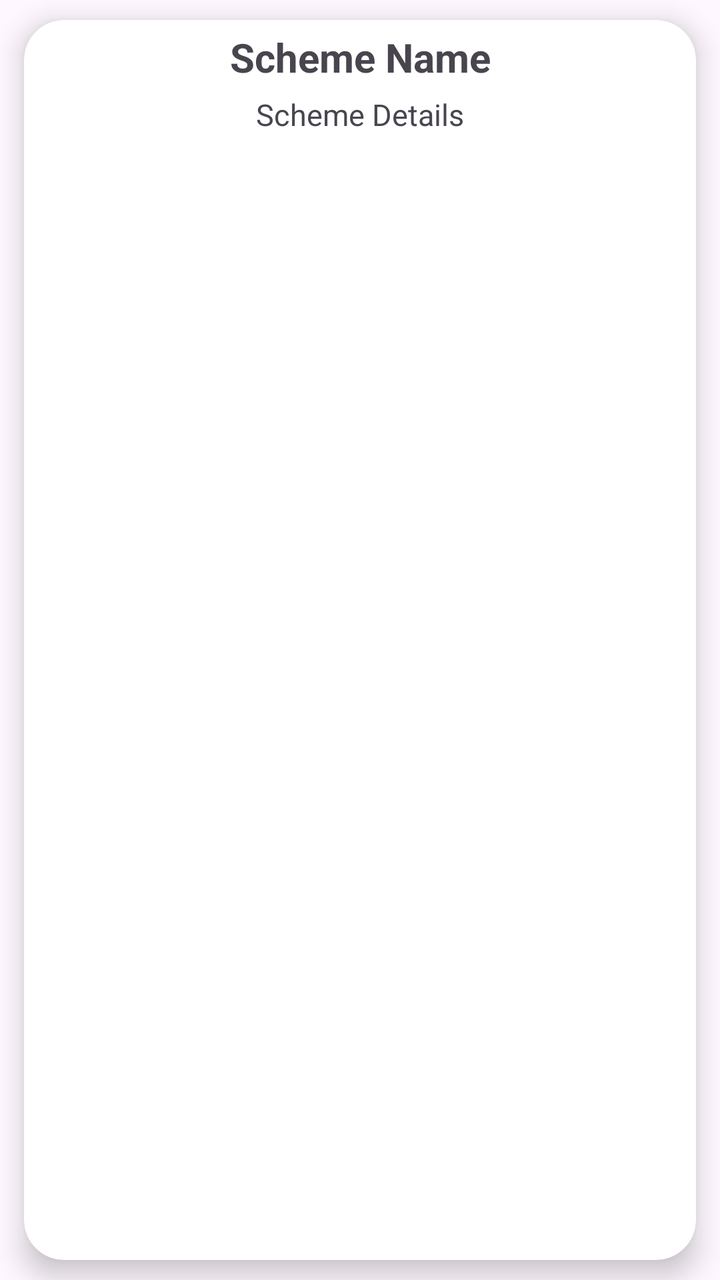
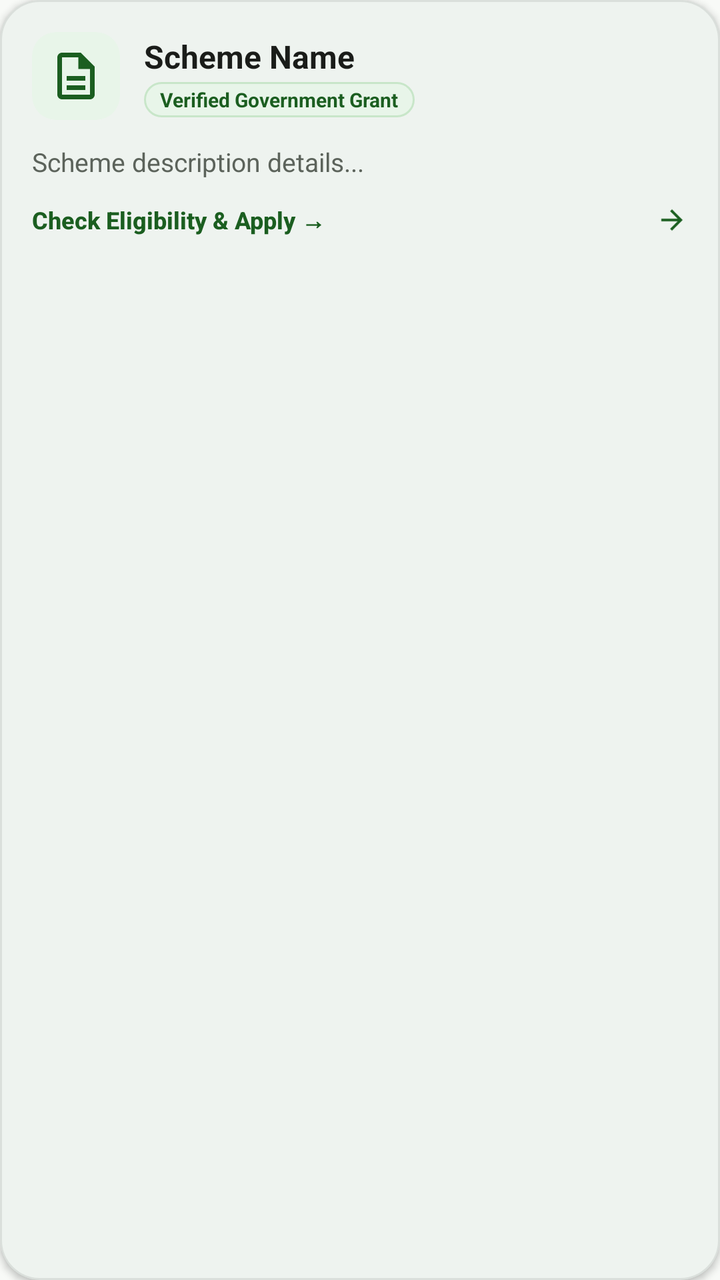

The first picture is an Android layout as it rendered before a commit; the second is the same layout after the commit. The layout source and the unified diff follow.
<!-- AndroidManifest.xml: application theme Theme.AGRICONNECT -->
<!-- res/layout/government_schemes_layout.xml -->
<?xml version="1.0" encoding="utf-8"?>
<RelativeLayout
    xmlns:tools="http://schemas.android.com/tools"
    xmlns:android="http://schemas.android.com/apk/res/android"
    xmlns:app="http://schemas.android.com/apk/res-auto"
    android:layout_height="wrap_content"
    android:layout_width="match_parent"
    >
    <androidx.cardview.widget.CardView
        android:layout_marginStart="12dp"
        android:layout_marginEnd="12dp"
        android:layout_marginVertical="10dp"
        android:layout_marginHorizontal="10dp"
        app:cardCornerRadius="20dp"
        app:cardElevation="8dp"
        android:layout_width="match_parent"
        android:layout_height="match_parent">























<LinearLayout
        android:layout_width="match_parent"
        android:layout_height="wrap_content"
        android:orientation="vertical">
        <TextView
            android:id="@+id/textviewgovernmentscheme"
            android:layout_width="match_parent"
            android:layout_height="wrap_content"
            android:text="Scheme Name"
            android:textStyle="bold"
            android:textAlignment="center"
            android:textSize="20dp"
            android:paddingTop="5dp"
            android:paddingLeft="5dp"
            android:paddingRight="5dp"/>

        <TextView
            android:id="@+id/textviewgovernmentschemeDescription"
            android:layout_width="match_parent"
            android:layout_height="wrap_content"
            android:text="Scheme Details"
            android:paddingTop="5dp"
            android:paddingRight="5dp"
            android:textAlignment="center"
            android:textSize="15dp"
            android:paddingLeft="5dp"
            android:layout_gravity="bottom"
            android:textAppearance="?android:attr/textAppearanceSmall" />
    </LinearLayout>


    </androidx.cardview.widget.CardView>
</RelativeLayout>
<!-- resources referenced by this layout -->
<resources>
  <style name="Theme.AGRICONNECT" parent="Base.Theme.AGRICONNECT" />
  <style name="Base.Theme.AGRICONNECT" parent="Theme.Material3.DayNight.NoActionBar">
          
           <item name="colorPrimary">#0CCEE7</item>
           <item name="colorPrimaryVariant">#0CCEE7</item>
           <item name="android:statusBarColor">#0CCEE7</item>
      </style>
</resources>

<!-- the commit's change to res/layout/government_schemes_layout.xml (unified diff, before → after) -->
@@ -1,73 +1,114 @@
 <?xml version="1.0" encoding="utf-8"?>
-<RelativeLayout
+<com.google.android.material.card.MaterialCardView xmlns:android="http://schemas.android.com/apk/res/android"
+    xmlns:app="http://schemas.android.com/apk/res-auto"
     xmlns:tools="http://schemas.android.com/tools"
-    xmlns:android="http://schemas.android.com/apk/res/android"
-    xmlns:app="http://schemas.android.com/apk/res-auto"
+    android:layout_width="match_parent"
     android:layout_height="wrap_content"
-    android:layout_width="match_parent"
-    >
-    <androidx.cardview.widget.CardView
-        android:layout_marginStart="12dp"
-        android:layout_marginEnd="12dp"
-        android:layout_marginVertical="10dp"
-        android:layout_marginHorizontal="10dp"
-        app:cardCornerRadius="20dp"
-        app:cardElevation="8dp"
-        android:layout_width="match_parent"
-        android:layout_height="match_parent">
+    android:layout_marginHorizontal="6dp"
+    android:layout_marginVertical="6dp"
+    app:cardBackgroundColor="@color/white"
+    app:cardCornerRadius="20dp"
+    app:cardElevation="2dp"
+    app:strokeColor="@color/agri_card_stroke_light"
+    app:strokeWidth="1dp">
 
-
-
-
-
-
-
-
-
-
-
-
-
-
-
-
-
-
-
-
-
-
-
-<LinearLayout
+    <LinearLayout
         android:layout_width="match_parent"
         android:layout_height="wrap_content"
-        android:orientation="vertical">
-        <TextView
-            android:id="@+id/textviewgovernmentscheme"
+        android:background="?attr/selectableItemBackground"
+        android:orientation="vertical"
+        android:padding="16dp">
+
+        <LinearLayout
             android:layout_width="match_parent"
             android:layout_height="wrap_content"
-            android:text="Scheme Name"
-            android:textStyle="bold"
-            android:textAlignment="center"
-            android:textSize="20dp"
-            android:paddingTop="5dp"
-            android:paddingLeft="5dp"
-            android:paddingRight="5dp"/>
+            android:gravity="center_vertical"
+            android:orientation="horizontal">
+
+            <com.google.android.material.card.MaterialCardView
+                android:layout_width="44dp"
+                android:layout_height="44dp"
+                app:cardBackgroundColor="@color/agri_mint"
+                app:cardCornerRadius="12dp"
+                app:cardElevation="0dp"
+                app:strokeWidth="0dp">
+
+                <ImageView
+                    android:layout_width="match_parent"
+                    android:layout_height="match_parent"
+                    android:padding="8dp"
+                    android:src="@drawable/ic_gov_schemes"
+                    app:tint="@color/agri_green_primary" />
+            </com.google.android.material.card.MaterialCardView>
+
+            <LinearLayout
+                android:layout_width="0dp"
+                android:layout_height="wrap_content"
+                android:layout_marginStart="12dp"
+                android:layout_weight="1"
+                android:orientation="vertical">
+
+                <TextView
+                    android:id="@+id/textviewgovernmentscheme"
+                    android:layout_width="match_parent"
+                    android:layout_height="wrap_content"
+                    android:fontFamily="sans-serif-bold"
+                    android:text="Scheme Name"
+                    android:textColor="@color/agri_text_primary"
+                    android:textSize="16sp"
+                    android:textStyle="bold" />
+
+                <TextView
+                    android:layout_width="wrap_content"
+                    android:layout_height="wrap_content"
+                    android:layout_marginTop="2dp"
+                    android:background="@drawable/bg_chip_pill"
+                    android:paddingHorizontal="8dp"
+                    android:paddingVertical="2dp"
+                    android:text="Verified Government Grant"
+                    android:textColor="@color/agri_green_primary"
+                    android:textSize="10sp"
+                    android:textStyle="bold" />
+            </LinearLayout>
+
+        </LinearLayout>
 
         <TextView
             android:id="@+id/textviewgovernmentschemeDescription"
             android:layout_width="match_parent"
             android:layout_height="wrap_content"
-            android:text="Scheme Details"
-            android:paddingTop="5dp"
-            android:paddingRight="5dp"
-            android:textAlignment="center"
-            android:textSize="15dp"
-            android:paddingLeft="5dp"
-            android:layout_gravity="bottom"
-            android:textAppearance="?android:attr/textAppearanceSmall" />
+            android:layout_marginTop="12dp"
+            android:ellipsize="end"
+            android:fontFamily="sans-serif"
+            android:lineSpacingExtra="3dp"
+            android:maxLines="3"
+            android:text="Scheme description details..."
+            android:textColor="@color/agri_text_secondary"
+            android:textSize="13sp" />
+
+        <LinearLayout
+            android:layout_width="match_parent"
+            android:layout_height="wrap_content"
+            android:layout_marginTop="12dp"
+            android:gravity="center_vertical"
+            android:orientation="horizontal">
+
+            <TextView
+                android:layout_width="0dp"
+                android:layout_height="wrap_content"
+                android:layout_weight="1"
+                android:fontFamily="sans-serif-medium"
+                android:text="Check Eligibility &amp; Apply →"
+                android:textColor="@color/agri_green_primary"
+                android:textSize="12sp"
+                android:textStyle="bold" />
+
+            <ImageView
+                android:layout_width="16dp"
+                android:layout_height="16dp"
+                android:src="@drawable/ic_arrow_forward"
+                app:tint="@color/agri_green_primary" />
+        </LinearLayout>
+
     </LinearLayout>
-
-
-    </androidx.cardview.widget.CardView>
-</RelativeLayout>
+</com.google.android.material.card.MaterialCardView>
<!-- resource entries referenced after the edit -->
@@ -1,11 +1,77 @@
 <!-- resources referenced by this layout -->
 <resources>
+  <color name="agri_card_stroke_light">#15000000</color>
+  <color name="agri_green_primary">#1B5E20</color>
+  <color name="agri_mint">#E8F5E9</color>
+  <color name="agri_text_primary">#1A1C19</color>
+  <color name="agri_text_secondary">#5C635B</color>
+  <color name="white">#FFFFFFFF</color>
+  <!-- drawable bg_chip_pill (drawable) -->
+  <?xml version="1.0" encoding="utf-8"?>
+  <shape xmlns:android="http://schemas.android.com/apk/res/android"
+      android:shape="rectangle">
+      <solid android:color="@color/agri_mint" />
+      <stroke
+          android:width="1dp"
+          android:color="@color/agri_mint_dark" />
+      <corners android:radius="24dp" />
+  </shape>
+  <!-- drawable ic_arrow_forward (drawable) -->
+  <vector xmlns:android="http://schemas.android.com/apk/res/android"
+      android:width="24dp"
+      android:height="24dp"
+      android:viewportWidth="24"
+      android:viewportHeight="24">
+    <path
+        android:fillColor="#FF1B5E20"
+        android:pathData="M12,4l-1.41,1.41L16.17,11H4v2h12.17l-5.58,5.59L12,20l8,-8z"/>
+  </vector>
+  <!-- drawable ic_gov_schemes (drawable) -->
+  <vector xmlns:android="http://schemas.android.com/apk/res/android"
+      android:width="24dp"
+      android:height="24dp"
+      android:viewportWidth="24"
+      android:viewportHeight="24"
+      android:tint="?attr/colorPrimary">
+    <path
+        android:fillColor="@android:color/white"
+        android:pathData="M14,2H6C4.9,2 4,2.9 4,4v16c0,1.1 0.9,2 2,2h12c1.1,0 2,-0.9 2,-2V8L14,2zM18,20H6V4h7v5h5V20zM8,16h8v2H8V16zM8,12h8v2H8V12z"/>
+  </vector>
   <style name="Theme.AGRICONNECT" parent="Base.Theme.AGRICONNECT" />
+  <color name="agri_mint_dark">#C8E6C9</color>
   <style name="Base.Theme.AGRICONNECT" parent="Theme.Material3.DayNight.NoActionBar">
-          
-           <item name="colorPrimary">#0CCEE7</item>
-           <item name="colorPrimaryVariant">#0CCEE7</item>
-           <item name="android:statusBarColor">#0CCEE7</item>
+          <item name="colorPrimary">@color/md_theme_light_primary</item>
+          <item name="colorOnPrimary">@color/md_theme_light_onPrimary</item>
+          <item name="colorPrimaryContainer">@color/md_theme_light_primaryContainer</item>
+          <item name="colorOnPrimaryContainer">@color/md_theme_light_onPrimaryContainer</item>
+          <item name="colorSecondary">@color/md_theme_light_secondary</item>
+          <item name="colorOnSecondary">@color/md_theme_light_onSecondary</item>
+          <item name="colorSecondaryContainer">@color/md_theme_light_secondaryContainer</item>
+          <item name="colorOnSecondaryContainer">@color/md_theme_light_onSecondaryContainer</item>
+          <item name="colorError">@color/md_theme_light_error</item>
+          <item name="colorOnError">@color/md_theme_light_onError</item>
+          <item name="colorErrorContainer">@color/md_theme_light_errorContainer</item>
+          <item name="colorOnErrorContainer">@color/md_theme_light_onErrorContainer</item>
+          <item name="android:colorBackground">@color/md_theme_light_background</item>
+          <item name="colorOnBackground">@color/md_theme_light_onBackground</item>
+          <item name="colorSurface">@color/md_theme_light_surface</item>
+          <item name="colorOnSurface">@color/md_theme_light_onSurface</item>
       </style>
+  <color name="md_theme_light_primary">#1B5E20</color>
+  <color name="md_theme_light_onPrimary">#FFFFFF</color>
+  <color name="md_theme_light_primaryContainer">#D8F3DC</color>
+  <color name="md_theme_light_onPrimaryContainer">#002105</color>
+  <color name="md_theme_light_secondary">#388E3C</color>
+  <color name="md_theme_light_onSecondary">#FFFFFF</color>
+  <color name="md_theme_light_secondaryContainer">#E8F5E9</color>
+  <color name="md_theme_light_onSecondaryContainer">#0B2F10</color>
+  <color name="md_theme_light_error">#BA1A1A</color>
+  <color name="md_theme_light_onError">#FFFFFF</color>
+  <color name="md_theme_light_errorContainer">#FFDAD6</color>
+  <color name="md_theme_light_onErrorContainer">#410002</color>
+  <color name="md_theme_light_background">#F8FAF7</color>
+  <color name="md_theme_light_onBackground">#191C19</color>
+  <color name="md_theme_light_surface">#FFFFFF</color>
+  <color name="md_theme_light_onSurface">#191C19</color>
 </resources>
 
